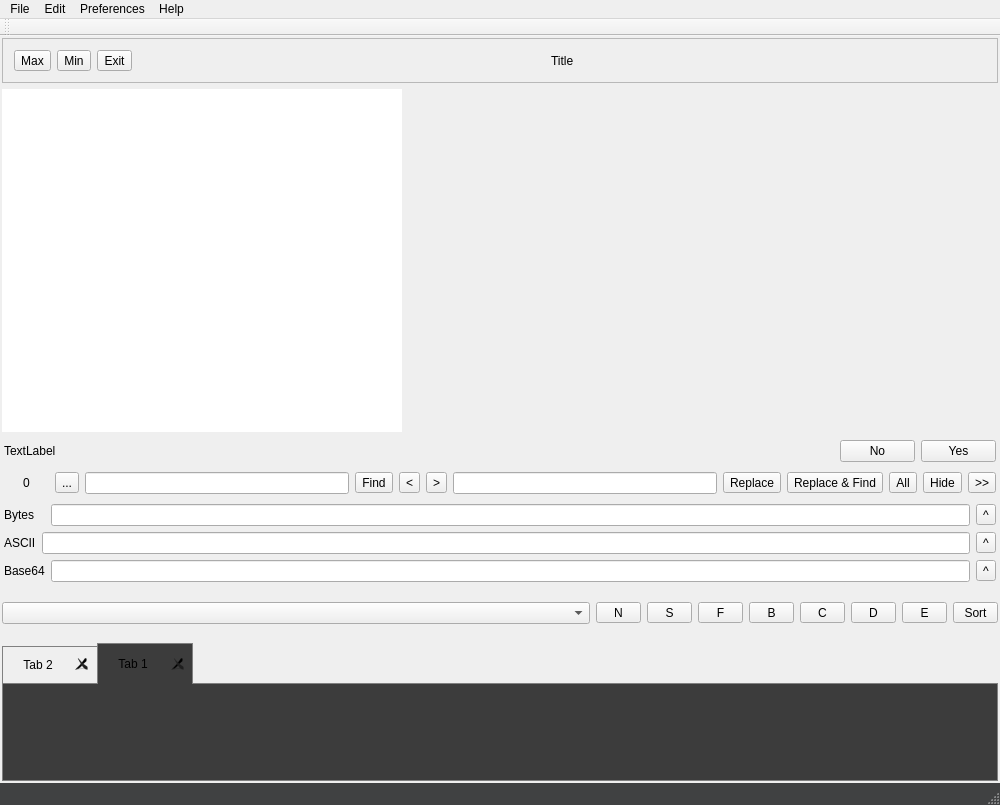
The window that mainwindow.ui (ic005k/Xplist) describes before a commit, drawn with Qt 5.
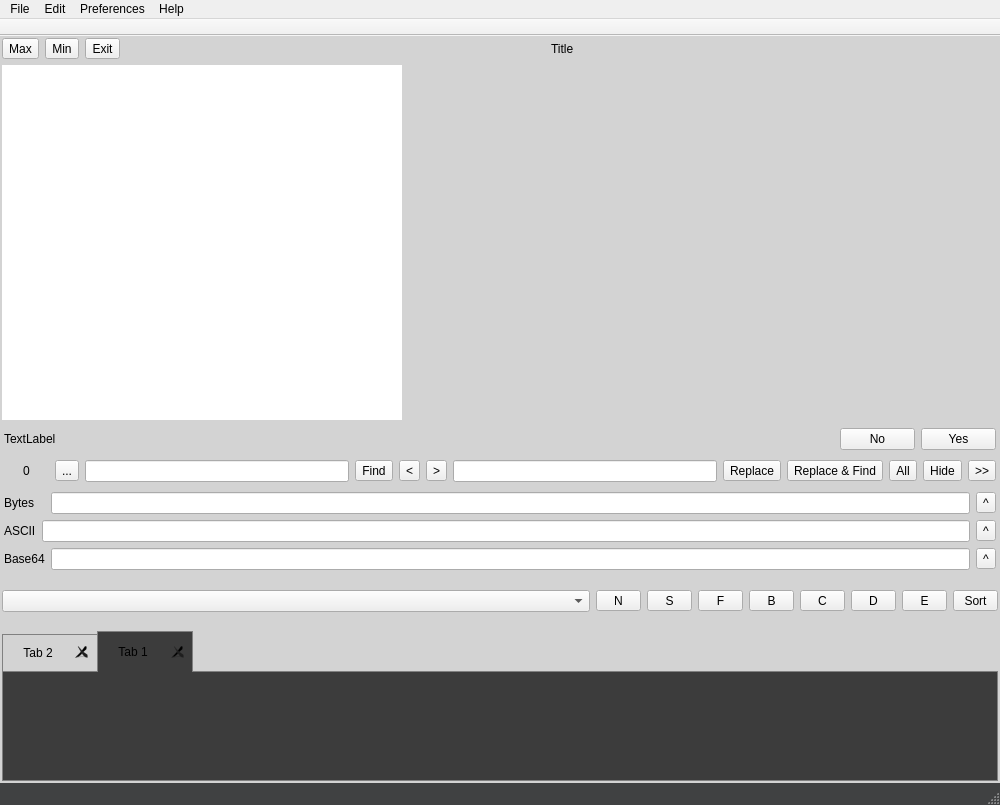
The same window after the commit. The open tabs and pages were chosen to show the change. Icons and pictures are not drawn.

Patch:
```diff
--- a/mainwindow.ui
+++ b/mainwindow.ui
@@ -26,6 +26,14 @@
    <iconset resource="res.qrc">
     <normaloff>:/new/toolbar/res/my.png</normaloff>:/new/toolbar/res/my.png</iconset>
   </property>
+  <property name="styleSheet">
+   <string notr="true">QMainWindow { background-color: lightgray; }
+
+/*QMainWindow
+          {
+          background-color: rgb(66,66,66);
+          }*/</string>
+  </property>
   <property name="locale">
    <locale language="English" country="UnitedStates"/>
   </property>
@@ -73,6 +81,16 @@
     </item>
     <item row="2" column="0">
      <widget class="QFrame" name="frameMain">
+      <property name="styleSheet">
+       <string notr="true">/*QFrame#frameMain
+          {
+          background-color: rgb(236, 36, 236);
+          border-top-left-radius:10px;
+          border-top-right-radius:10px;
+          border-bottom-left-radius:10px;
+          border-bottom-right-radius:10px;
+          }*/</string>
+      </property>
       <property name="frameShape">
        <enum>QFrame::NoFrame</enum>
       </property>
@@ -733,12 +751,24 @@
     <item row="0" column="0">
      <widget class="QFrame" name="frameTitle">
       <property name="frameShape">
-       <enum>QFrame::StyledPanel</enum>
+       <enum>QFrame::NoFrame</enum>
       </property>
       <property name="frameShadow">
-       <enum>QFrame::Raised</enum>
+       <enum>QFrame::Plain</enum>
       </property>
       <layout class="QHBoxLayout" name="horizontalLayout">
+       <property name="leftMargin">
+        <number>0</number>
+       </property>
+       <property name="topMargin">
+        <number>0</number>
+       </property>
+       <property name="rightMargin">
+        <number>0</number>
+       </property>
+       <property name="bottomMargin">
+        <number>0</number>
+       </property>
        <item>
         <widget class="QToolButton" name="btnMax">
          <property name="text">
@@ -912,6 +942,9 @@
    <property name="windowTitle">
     <string>toolBar</string>
    </property>
+   <property name="movable">
+    <bool>false</bool>
+   </property>
    <property name="allowedAreas">
     <set>Qt::BottomToolBarArea|Qt::TopToolBarArea</set>
    </property>
```
Left out of the diff: 6 changed lines with no effect on the pictures.
